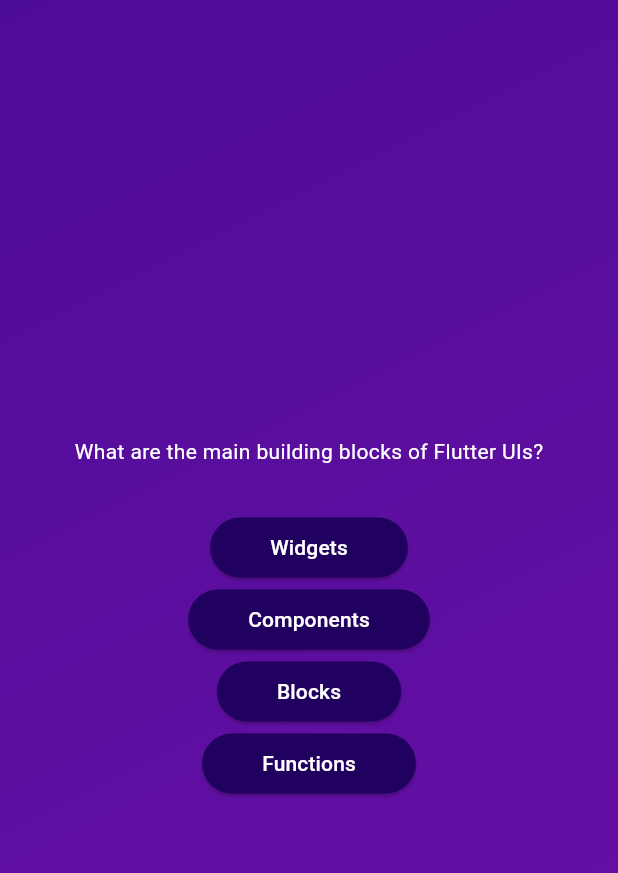
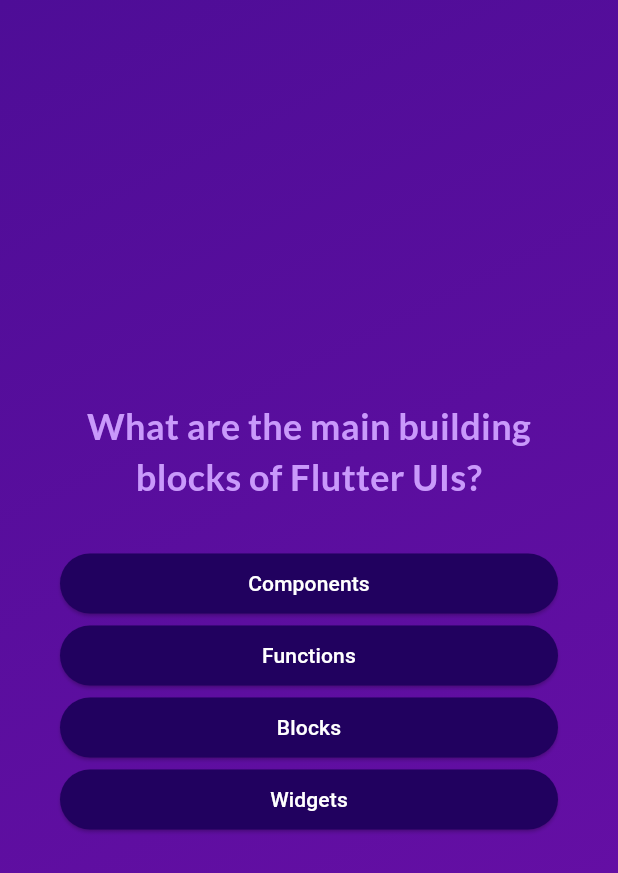
Before and after one commit to gustavoDuarte96/quiz_app, a Flutter app: the screen it shows after launch, after a tap on "Start Quiz", on a phone screen of 412 x 824 dp. Shown: the top 873 px of the screen. Run offline on Flutter 3.47's test engine with Material 3 defaults, Android fonts, the phone set to English and light mode, and no system bars; our stand-ins replace google_fonts.

Commit message:
Cap 80 finish

```diff
--- a/lib/answer_button.dart
+++ b/lib/answer_button.dart
@@ -22,7 +22,7 @@ class AnswerButton extends StatelessWidget {
           borderRadius: BorderRadius.circular(40),
         ),
       ),
-      child: Text(answerText),
+      child: Text(answerText, textAlign: TextAlign.center,),
     );
   }
 }
--- a/lib/models/quiz_question.dart
+++ b/lib/models/quiz_question.dart
@@ -3,4 +3,10 @@ class QuizQuestion {
 
   final String question;
   final List<String> answers;
+
+  List<String> getShuffledAnswers() {
+    final shuffledList = List.of(answers);
+    shuffledList.shuffle();
+    return shuffledList;
+  }
 }
--- a/lib/questions_screen.dart
+++ b/lib/questions_screen.dart
@@ -1,9 +1,12 @@
 import 'package:flutter/material.dart';
+import 'package:google_fonts/google_fonts.dart';
 import 'package:quiz_app/answer_button.dart';
 import 'package:quiz_app/data/questions.dart';
 
 class QuestionsScreen extends StatefulWidget {
-  const QuestionsScreen({super.key});
+  const QuestionsScreen({super.key, required this.onSelectedAnswer});
+
+  final void Function(String answer) onSelectedAnswer;
 
   @override
   State<QuestionsScreen> createState() {
@@ -12,27 +15,45 @@ class QuestionsScreen extends StatefulWidget {
 }
 
 class _QuestionsScreenState extends State<QuestionsScreen> {
+  var currentQuestionIndex = 0;
+
+  void answerQuestion(String answer) {
+    widget.onSelectedAnswer(answer);
+    setState(() {
+      currentQuestionIndex++;
+    });
+  }
+
   @override
   Widget build(context) {
-    final currentQuestion = questions[0];
+    final currentQuestion = questions[currentQuestionIndex];
 
     return SizedBox(
       width: double.infinity,
+      child: Container(
+        margin: const EdgeInsets.all(40),
         child: Column(
           mainAxisAlignment: MainAxisAlignment.center,
+          crossAxisAlignment: CrossAxisAlignment.stretch,
           children: [
             Text(
               currentQuestion.question,
-            style: const TextStyle(
-              color: Colors.white,
-            ),
+              style: GoogleFonts.lato(
+                color: const Color.fromARGB(255, 201, 153, 251),
+                fontSize: 24,
+                fontWeight: FontWeight.bold,
+              )
+              ,
+              textAlign: TextAlign.center,
             ),
             const SizedBox(height: 30),
-          AnswerButton(answerText: currentQuestion.answers[0], onTap: () {}),
-          AnswerButton(answerText: currentQuestion.answers[1], onTap: () {}),
-          AnswerButton(answerText: currentQuestion.answers[2], onTap: () {}),
-          AnswerButton(answerText: currentQuestion.answers[3], onTap: () {}),
+            ...currentQuestion.getShuffledAnswers().map((answer) {
+              return AnswerButton(answerText: answer, onTap: () {
+                answerQuestion(answer);
+              });
+            }),
           ],
+        ),
       ),
     );
   }
--- a/lib/quiz.dart
+++ b/lib/quiz.dart
@@ -1,6 +1,8 @@
 import 'package:flutter/material.dart';
 import 'package:quiz_app/start_screen.dart';
 import 'package:quiz_app/questions_screen.dart';
+import 'package:quiz_app/data/questions.dart';
+import 'package:quiz_app/results_screen.dart';
 
 
 class Quiz extends StatefulWidget {
@@ -13,6 +15,7 @@ class Quiz extends StatefulWidget {
 }
 
 class _QuizState extends State<Quiz> {
+  List<String> selectedAnswers = [];
   var activeScreen = 'start-screen';
 
   void switchScreen() {
@@ -22,12 +25,26 @@ class _QuizState extends State<Quiz> {
     });
   }
 
+  void chooseAnswer(String answer) {
+    selectedAnswers.add(answer);
+
+    if (selectedAnswers.length == questions.length) {
+      setState(() {
+        selectedAnswers = [];
+        activeScreen = 'results-screen';
+      });
+    }
+  }
+
   @override
   Widget build(context) {
     Widget screenWidget = StartScreen(switchScreen);
 
     if (activeScreen == 'questions-screen') {
-      screenWidget = const QuestionsScreen();
+      screenWidget = QuestionsScreen(onSelectedAnswer: chooseAnswer);
+    }
+    if (activeScreen == 'results-screen') {
+      screenWidget = ResultsScreen(chosenAnswers: selectedAnswers);
     }
 
     return MaterialApp(
--- a/lib/start_screen.dart
+++ b/lib/start_screen.dart
@@ -1,4 +1,5 @@
 import 'package:flutter/material.dart';
+import 'package:google_fonts/google_fonts.dart';
 
 class StartScreen extends StatelessWidget {
   const StartScreen(this.startQuiz, {super.key});
@@ -13,10 +14,10 @@ class StartScreen extends StatelessWidget {
         children: [
           Image.asset('assets/images/quiz-logo.png', width: 300, color: const Color.fromARGB(150, 255, 255, 255)),
           const SizedBox(height: 80),
-          const Text(
+          Text(
             'Learn Flutter the fun way!',
-            style: TextStyle(
-              color: Color.fromARGB(255, 237, 223, 252), fontSize: 24
+            style: GoogleFonts.lato(
+              color: const Color.fromARGB(255, 237, 223, 252), fontSize: 24
             ),
           ),
           const SizedBox(height: 30),
--- a/pubspec.yaml
+++ b/pubspec.yaml
@@ -35,6 +35,7 @@ dependencies:
   # The following adds the Cupertino Icons font to your application.
   # Use with the CupertinoIcons class for iOS style icons.
   cupertino_icons: ^1.0.6
+  google_fonts: ^6.2.1
 
 dev_dependencies:
   flutter_test:
```
Also changed, not shown: lib/results_screen.dart (added, +34 -0 lines), pubspec.lock, 10 other files. Lines whose indentation alone changed are shown as unchanged.
